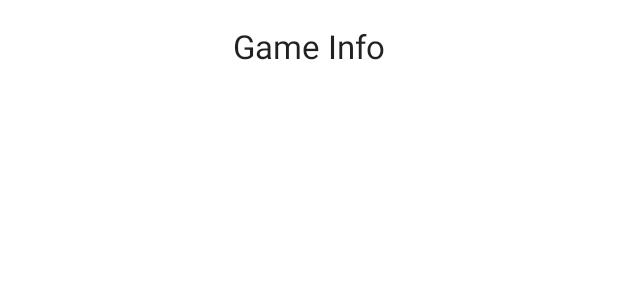
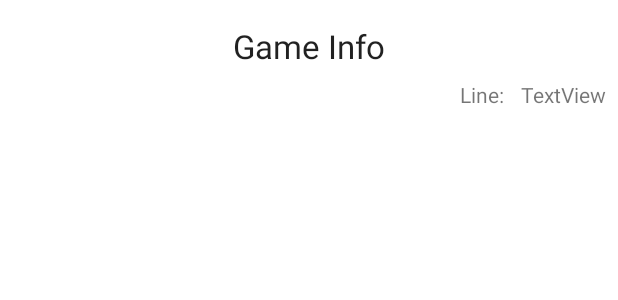
Before and after one commit to jelly6/Bingo, an Android app: the layout activity_bingo.xml on its own in the app's theme, with its tools: preview values and no code run, on a phone screen of 412 x 824 dp. Shown: the top 300 px of the screen. Run offline under Robolectric (Android 15) with nearby library versions, the phone set to English and light mode, and no system bars.

Commit message:
refactor valueEventListener ,check_bingo, and  alerDialog

```diff
--- a/app/src/main/res/layout/activity_bingo.xml
+++ b/app/src/main/res/layout/activity_bingo.xml
@@ -22,11 +22,29 @@
         android:layout_width="0dp"
         android:layout_height="0dp"
         android:layout_marginStart="16dp"
-        android:layout_marginTop="16dp"
+        android:layout_marginTop="32dp"
         android:layout_marginEnd="16dp"
         app:layout_constraintBottom_toBottomOf="parent"
-        app:layout_constraintDimensionRatio="1:1.2"
         app:layout_constraintEnd_toEndOf="parent"
         app:layout_constraintStart_toStartOf="parent"
         app:layout_constraintTop_toBottomOf="@+id/info" />
+
+    <TextView
+        android:id="@+id/textView"
+        android:layout_width="wrap_content"
+        android:layout_height="wrap_content"
+        android:layout_marginTop="8dp"
+        android:layout_marginEnd="8dp"
+        android:text="Line: "
+        app:layout_constraintEnd_toStartOf="@+id/lineInfo"
+        app:layout_constraintTop_toBottomOf="@+id/info" />
+
+    <TextView
+        android:id="@+id/lineInfo"
+        android:layout_width="wrap_content"
+        android:layout_height="wrap_content"
+        android:layout_marginEnd="8dp"
+        android:text="TextView"
+        app:layout_constraintEnd_toEndOf="parent"
+        app:layout_constraintTop_toTopOf="@+id/textView" />
 </androidx.constraintlayout.widget.ConstraintLayout>
```
Also changed, not shown: app/src/main/java/com/jelly/bingo/BingoActivity.java (+121 -68 lines).
